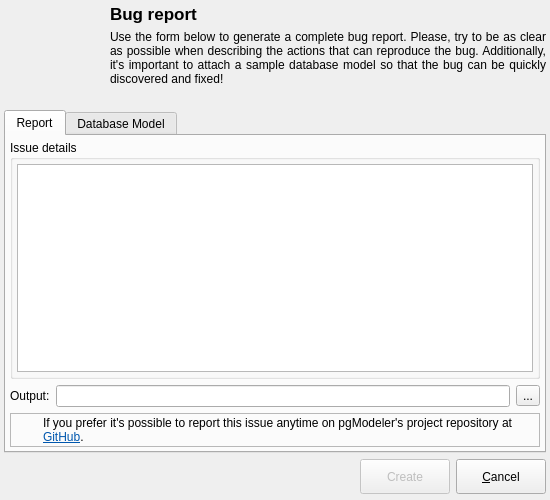
The window that libpgmodeler_ui/ui/bugreportform.ui (pgmodeler/pgmodeler) describes before a commit, drawn with Qt 5.
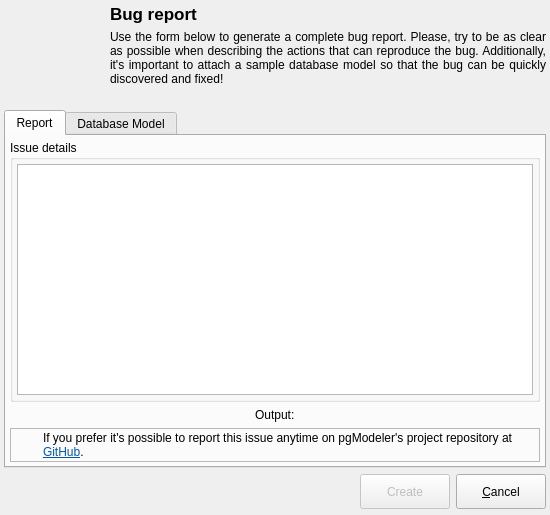
The same window after the commit. Icons and pictures are not drawn.

Patch:
```diff
--- a/libpgmodeler_ui/ui/bugreportform.ui
+++ b/libpgmodeler_ui/ui/bugreportform.ui
@@ -10,7 +10,7 @@
     <x>0</x>
     <y>0</y>
     <width>550</width>
-    <height>500</height>
+    <height>515</height>
    </rect>
   </property>
   <property name="sizePolicy">
@@ -349,33 +349,6 @@
             </property>
            </widget>
           </item>
-          <item>
-           <widget class="QLineEdit" name="output_edt">
-            <property name="clearButtonEnabled">
-             <bool>true</bool>
-            </property>
-           </widget>
-          </item>
-          <item>
-           <widget class="QToolButton" name="output_tb">
-            <property name="toolTip">
-             <string>Select the report's output folder</string>
-            </property>
-            <property name="text">
-             <string>...</string>
-            </property>
-            <property name="icon">
-             <iconset resource="../res/resources.qrc">
-              <normaloff>:/icones/icones/abrir.png</normaloff>:/icones/icones/abrir.png</iconset>
-            </property>
-            <property name="iconSize">
-             <size>
-              <width>22</width>
-              <height>22</height>
-             </size>
-            </property>
-           </widget>
-          </item>
          </layout>
         </widget>
        </item>
```
Left out of the diff: 16 changed lines with no effect on the pictures.
